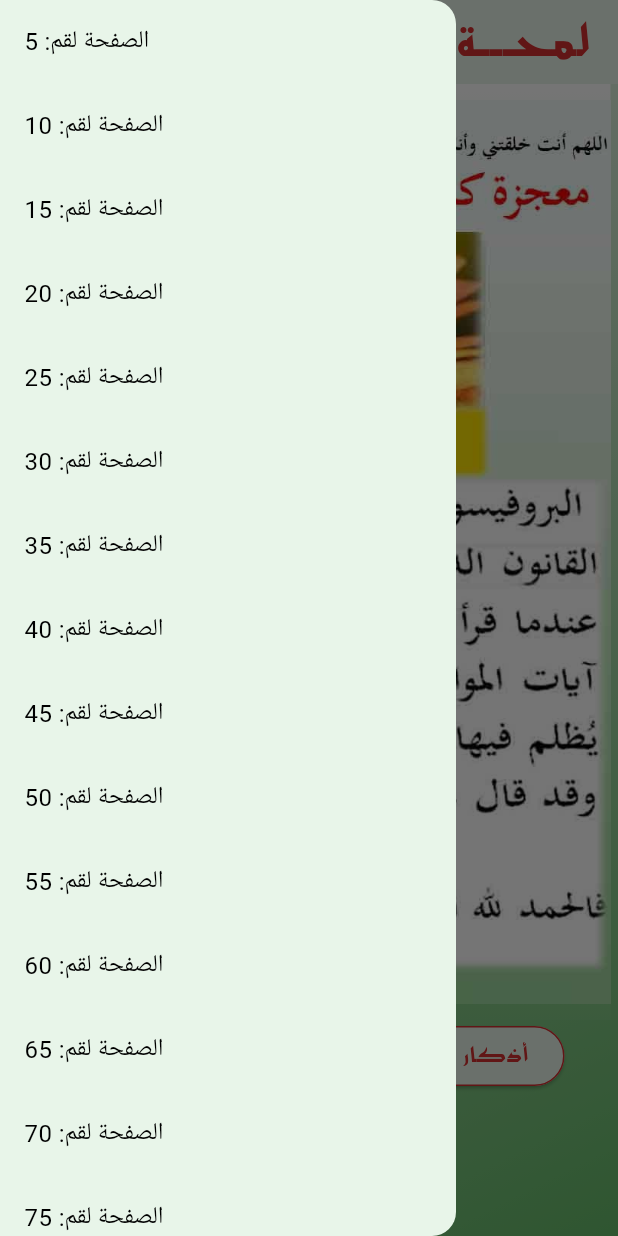
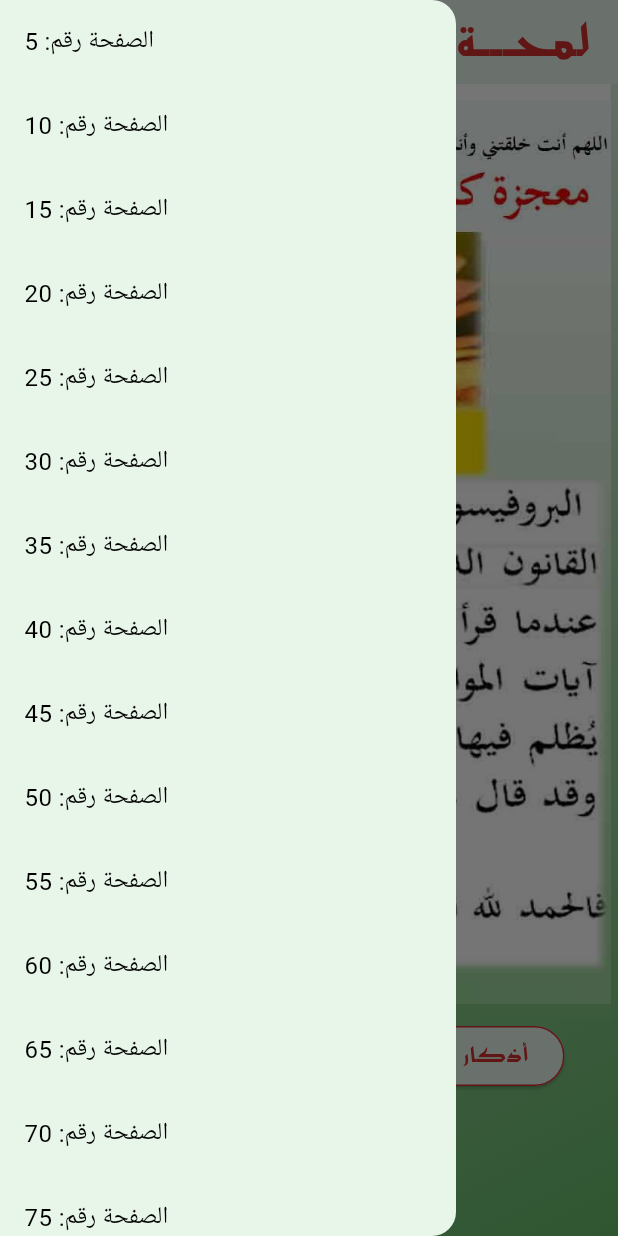
Before and after one commit to Nagi912003/mogezat_app, a Flutter app: the screen it shows after launch, with the side drawer open, on a phone screen of 412 x 824 dp. Run offline on Flutter 3.47's test engine with Material 2 defaults, Android fonts, the phone set to English and light mode, and no system bars; our stand-ins replace flutter_local_notifications, hive, hive_flutter, screenshot, share_plus; accounts and stored records are empty.

Commit message:
about to finish

```diff
--- a/lib/helpers/notification_service.dart
+++ b/lib/helpers/notification_service.dart
@@ -55,7 +55,8 @@ class NotificationsServices {
       android: androidNotificationDetails,
     );
 
-    await _flutterLocalNotificationsPlugin.periodicallyShow(0, title, body, RepeatInterval.everyMinute, notificationDetails);
+    await _flutterLocalNotificationsPlugin.periodicallyShow(0, title, body, RepeatInterval.hourly
+        , notificationDetails);
   }
 
   void stopNotification() async{
--- a/lib/main.dart
+++ b/lib/main.dart
@@ -1,10 +1,20 @@
+import 'dart:io';
+
 import 'package:flutter/material.dart';
+import 'package:path_provider/path_provider.dart';
 import 'package:provider/provider.dart';
 import 'package:hive_flutter/hive_flutter.dart';
 
 import 'package:mogezat/providers/mogezat.dart';
+import 'package:screenshot/screenshot.dart';
+import 'package:share_plus/share_plus.dart';
 
 import 'helpers/notification_service.dart';
+import 'widgets/myAppBar.dart';
+import 'widgets/myBackGround.dart';
+import 'widgets/myButton.dart';
+import 'widgets/myDrawer.dart';
+import 'widgets/pageViewWidget.dart';
 
 void main() async {
   WidgetsFlutterBinding.ensureInitialized();
@@ -53,6 +63,7 @@ class _MyHomePageState extends State<MyHomePage> {
   NotificationsServices notificationsServices = NotificationsServices();
   final PageController _pageController = PageController(
       initialPage: Hive.box('box').get('pageNum', defaultValue: 0));
+  final ScreenshotController screenshotController = ScreenshotController();
 
   @override
   void initState() {
@@ -60,68 +71,56 @@ class _MyHomePageState extends State<MyHomePage> {
     super.initState();
   }
 
+  void sharePage(String image) async {
+    var takenWidget = Image.asset(image);
+    await screenshotController
+        .captureFromWidget(
+      // pixelRatio: pixelRatio,
+      InheritedTheme.captureAll(context, Material(child: takenWidget)),
+      // delay: const Duration(seconds: 1),
+    )
+        .then((image) async {
+      final directory = await getApplicationDocumentsDirectory();
+      final imagePath = await File('${directory.path}/image.png').create();
+      await imagePath.writeAsBytes(image);
+
+      /// Share Plugin
+      await Share.shareFiles([imagePath.path], text: '#لمحــة \n #صل_على_محمد');
+      // ShowCapturedWidget(context, image);
+    });
+  }
+
+  void shareAppLink() async {
+    await Share.share(
+        'لمحــة\n\nhttps://play.google.com/store/apps/details?id=com.prof_nagi.ahadith');
+  }
+
   @override
   Widget build(BuildContext context) {
     return Scaffold(
       body: Stack(
         children: [
-          Container(
-            width: MediaQuery.of(context).size.width,
-            height: MediaQuery.of(context).size.height,
-            decoration: BoxDecoration(
-              gradient: LinearGradient(
-                begin: Alignment.topLeft,
-                end: Alignment.bottomRight,
-                colors: [
-                  Colors.white,
-                  Colors.green.shade400,
-                ],
-              ),
-            ),
-          ),
+          myBackGround(context),
           SingleChildScrollView(
             child: Column(
               children: [
-                myAppBar(),
+                myAppBar(shareAppLink),
                 SizedBox(
                   width: MediaQuery.of(context).size.width - 10,
                   height: MediaQuery.of(context).size.height - 200,
-                  child: pageViewWidget(Provider.of<Mogezat>(context)
-                      .items), //Image.asset('assets/images/IMG-20230805-WA0009.jpg', fit: BoxFit.fitWidth,),
+                  child: pageViewWidget(Provider.of<Mogezat>(context).items,
+                      _pageController), //Image.asset('assets/images/IMG-20230805-WA0009.jpg', fit: BoxFit.fitWidth,),
                 ),
                 Row(
                   mainAxisAlignment: MainAxisAlignment.spaceEvenly,
                   children: [
-                    ElevatedButton(
-                        style: ElevatedButton.styleFrom(
-                          side: BorderSide(
-                            width: 1.0,
-                            color: Colors.red.shade700,
-                          ),
-                        ),
-                        onPressed: () {},
-                        child: Text(
-                          'مشاركة',
-                          style: TextStyle(
-                            fontFamily: 'AeCortoba-wPVz',
-                            color: Colors.red.shade700,
-                          ),
-                        )),
-                    ElevatedButton(
-                        style: ElevatedButton.styleFrom(
-                          side: BorderSide(
-                            width: 1.0,
-                            color: Colors.red.shade700,
-                          ),
-                        ),
-                        onPressed: () {},
-                        child: Text(
-                          'أذكار الصباح و المساء',
-                          style: TextStyle(
-                            fontFamily: 'AeCortoba-wPVz',
-                            color: Colors.red.shade700,
-                          ),
-                        )),
+                    myButton('مشاركة', () {
+                      sharePage(Provider.of<Mogezat>(context, listen: false)
+                          .items[_pageController.page!.toInt()]);
+                    }),
+                    myButton('أذكار الصباح و المساء', () {
+
+                    }),
                   ],
                 )
               ],
@@ -129,90 +128,7 @@ class _MyHomePageState extends State<MyHomePage> {
           ),
         ],
       ),
-      drawer: Drawer(
-        child: ListView.builder(
-          itemCount: 18,
-          itemBuilder: (context, index) {
-            return ListTile(
-              title: Text('الصفحة لقم: ${(index + 1) * 5}'),
-              onTap: () {
-                _pageController.jumpToPage(((index + 1) * 5) - 1);
-                Navigator.pop(context);
-                Hive.box('box').put('pageNum', ((index + 1) * 5) - 1);
-              },
-            );
-          },
-        ),
-      ),
-    );
-  }
-
-  Widget pageViewWidget(List items) {
-    return PageView.builder(
-      onPageChanged: (value) {
-        Hive.box('box').put('pageNum', value);
-      },
-      controller: _pageController,
-      scrollDirection: Axis.horizontal,
-      reverse: true,
-      itemCount: items.length,
-      itemBuilder: (context, index) {
-        return Stack(
-          children: [
-            myGradientWidget(items[index], index, items.length),
-            Align(
-              alignment: Alignment.topCenter,
-              child: Text('الصفحة رقم: ${index + 1}'),
-            ),
-          ],
-        );
-      },
-    );
-  }
-
-  Widget myGradientWidget(String image, int index, int length) {
-    return Container(
-      width: MediaQuery.of(context).size.width,
-      height: MediaQuery.of(context).size.height,
-      decoration: BoxDecoration(
-        gradient: LinearGradient(
-          begin: Alignment.topCenter,
-          end: Alignment.bottomCenter,
-          colors: [
-            Colors.white,
-            Colors.green.shade300,
-          ],
-        ),
-      ),
-      child: Image.asset(
-        image,
-        fit: BoxFit.fitWidth,
-      ),
-    );
-  }
-
-  Widget myAppBar() {
-    return AppBar(
-      title: IconButton(
-          onPressed: () {},
-          icon: Icon(
-            Icons.share,
-            color: Colors.red.shade700,
-          )),
-      titleSpacing: 0,
-      actions: [
-        Text(
-          'لمحـــة',
-          style: TextStyle(
-            fontSize: 30,
-            fontFamily: 'AeCortoba-wPVz',
-            color: Colors.red.shade700,
-          ),
-        ),
-        const SizedBox(
-          width: 20,
-        )
-      ],
+      drawer: myDrawer(_pageController),
     );
   }
 }
--- /dev/null
+++ b/lib/widgets/myAppBar.dart
@@ -0,0 +1,26 @@
+import 'package:flutter/material.dart';
+
+Widget myAppBar(onPressed) {
+  return AppBar(
+    title: IconButton(
+        onPressed: onPressed,
+        icon: Icon(
+          Icons.share,
+          color: Colors.red.shade700,
+        )),
+    titleSpacing: 0,
+    actions: [
+      Text(
+        'لمحـــة',
+        style: TextStyle(
+          fontSize: 30,
+          fontFamily: 'AeCortoba-wPVz',
+          color: Colors.red.shade700,
+        ),
+      ),
+      const SizedBox(
+        width: 20,
+      )
+    ],
+  );
+}
--- /dev/null
+++ b/lib/widgets/myBackGround.dart
@@ -0,0 +1,19 @@
+
+import 'package:flutter/material.dart';
+
+Widget myBackGround(BuildContext context){
+  return Container(
+    width: MediaQuery.of(context).size.width,
+    height: MediaQuery.of(context).size.height,
+    decoration: BoxDecoration(
+      gradient: LinearGradient(
+        begin: Alignment.topLeft,
+        end: Alignment.bottomRight,
+        colors: [
+          Colors.white,
+          Colors.green.shade400,
+        ],
+      ),
+    ),
+  );
+}
--- /dev/null
+++ b/lib/widgets/myButton.dart
@@ -0,0 +1,20 @@
+
+import 'package:flutter/material.dart';
+
+Widget myButton(title, onPressed){
+  return ElevatedButton(
+      style: ElevatedButton.styleFrom(
+        side: BorderSide(
+          width: 1.0,
+          color: Colors.red.shade700,
+        ),
+      ),
+      onPressed: onPressed,
+      child: Text(
+        title,
+        style: TextStyle(
+          fontFamily: 'AeCortoba-wPVz',
+          color: Colors.red.shade700,
+        ),
+      ));
+}
--- /dev/null
+++ b/lib/widgets/myDrawer.dart
@@ -0,0 +1,22 @@
+
+
+import 'package:flutter/material.dart';
+import 'package:hive_flutter/hive_flutter.dart';
+
+Widget myDrawer(PageController _pageController) {
+  return Drawer(
+    child: ListView.builder(
+      itemCount: 18,
+      itemBuilder: (context, index) {
+        return ListTile(
+          title: Text('الصفحة رقم: ${(index + 1) * 5}'),
+          onTap: () {
+            _pageController.jumpToPage(((index + 1) * 5) - 1);
+            Navigator.pop(context);
+            Hive.box('box').put('pageNum', ((index + 1) * 5) - 1);
+          },
+        );
+      },
+    ),
+  );
+}
--- /dev/null
+++ b/lib/widgets/pageViewWidget.dart
@@ -0,0 +1,29 @@
+
+
+import 'package:flutter/material.dart';
+import 'package:hive_flutter/hive_flutter.dart';
+
+import 'myPageWidget.dart';
+
+Widget pageViewWidget(List items, PageController? controller) {
+  return PageView.builder(
+    onPageChanged: (value) {
+      Hive.box('box').put('pageNum', value);
+    },
+    controller: controller,
+    scrollDirection: Axis.horizontal,
+    reverse: true,
+    itemCount: items.length,
+    itemBuilder: (context, index) {
+      return Stack(
+        children: [
+          myGradientWidget(context,items[index], index, items.length),
+          Align(
+            alignment: Alignment.topCenter,
+            child: Text('الصفحة رقم: ${index + 1}'),
+          ),
+        ],
+      );
+    },
+  );
+}
--- a/pubspec.yaml
+++ b/pubspec.yaml
@@ -39,6 +39,11 @@ dependencies:
   provider: ^6.0.5
   hive_flutter: ^1.1.0
   hive: ^2.2.3
+  screenshot: ^2.1.0
+  share_plus: ^2.1.4
+  path_provider: ^2.0.15
+  flutter_native_timezone: ^2.0.0
+  rxdart: ^0.27.7
 
 dev_dependencies:
   flutter_test:
```
Also changed, not shown: lib/widgets/myPageWidget.dart (added, +23 -0 lines), pubspec.lock, 6 other files.
